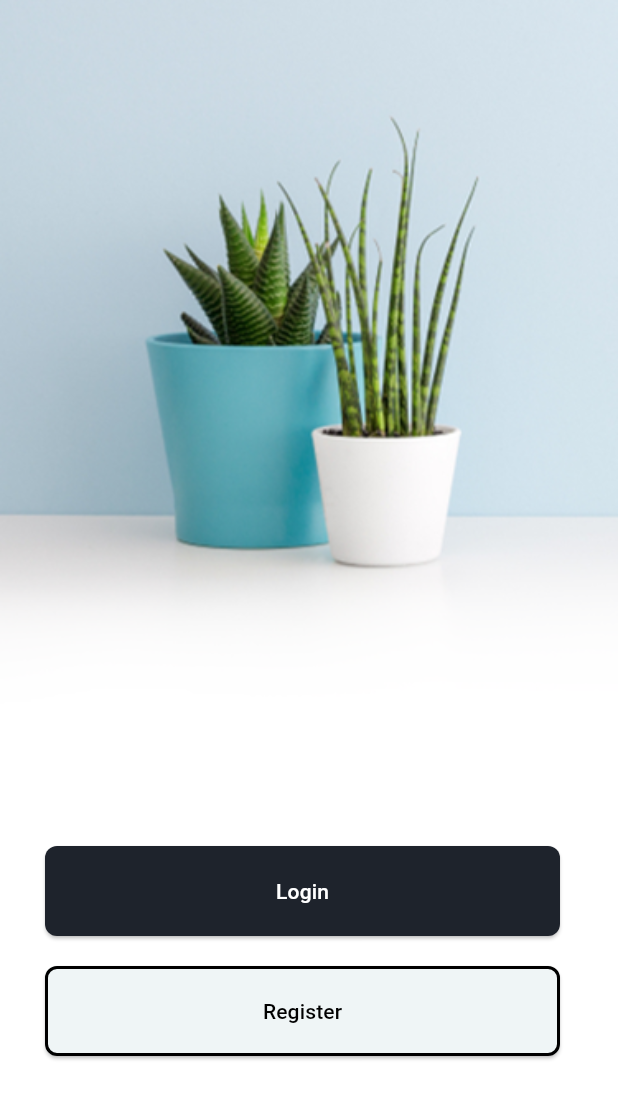
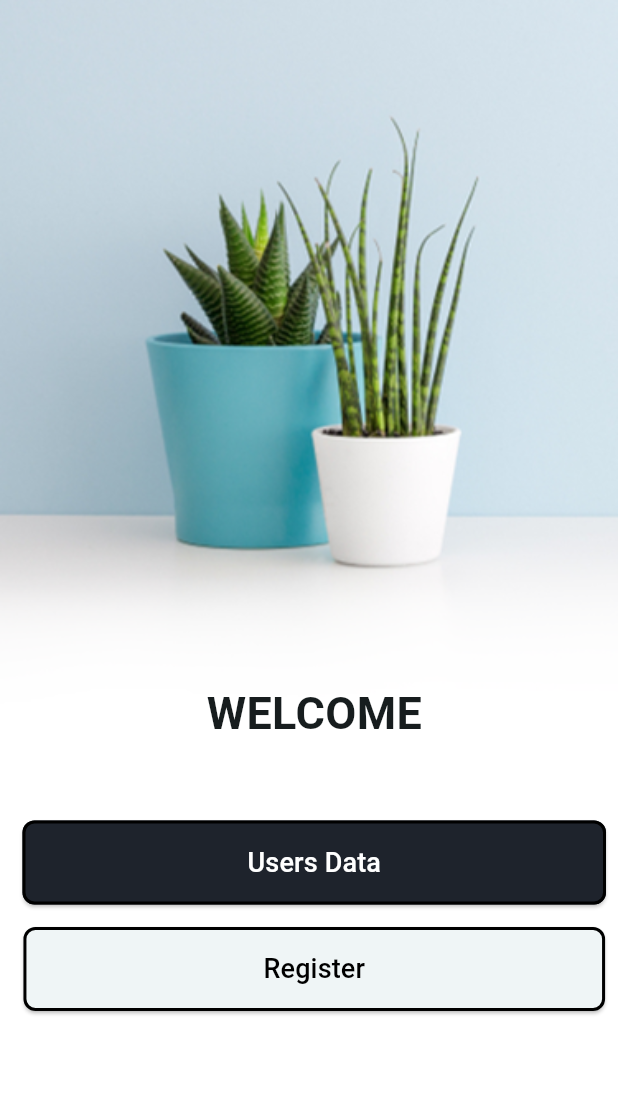
Before and after one commit to Kashish-saxena/demo_application_using_all_dio_requests, a Flutter app: the screen it shows after launch, on a phone screen of 412 x 824 dp. Shown: the top 1099 px of the screen. Run offline on Flutter 3.47's test engine with Material 3 defaults, Android fonts, the phone set to English and light mode, and no system bars; our stand-ins replace dio.

Commit message:
updated3 commit

```diff
--- a/lib/main.dart
+++ b/lib/main.dart
@@ -1,7 +1,5 @@
 import 'package:api_project/screens/home_screen.dart';
-import 'package:api_project/screens/register_screen.dart';
-import 'package:api_project/screens/update_screen.dart';
-import 'package:api_project/screens/user_screen.dart';
+
 import 'package:flutter/material.dart';
 
 void main() {
@@ -15,6 +13,7 @@ class MyApp extends StatelessWidget {
   @override
   Widget build(BuildContext context) {
     return MaterialApp(
+      debugShowCheckedModeBanner: false,
       title: 'Flutter Demo',
       theme: ThemeData(
         colorScheme: ColorScheme.fromSeed(
--- a/lib/screens/home_screen.dart
+++ b/lib/screens/home_screen.dart
@@ -1,4 +1,5 @@
 import 'package:api_project/screens/register_screen.dart';
+import 'package:api_project/screens/user_screen.dart';
 import 'package:flutter/material.dart';
 
 class HomeScreen extends StatefulWidget {
@@ -21,43 +22,62 @@ class _HomeScreenState extends State<HomeScreen> {
               fit: BoxFit.cover,
             ),
             Positioned(
-              bottom: 200,
-              left: 30,
-              width: MediaQuery.of(context).size.width / 1.2,
-              height: 60,
-              child: ElevatedButton(
+              bottom: 150,
+              left: 15,
+              child: Column(
+                crossAxisAlignment: CrossAxisAlignment.center,
+                mainAxisAlignment: MainAxisAlignment.center,
+                children: [
+                  const Text(
+                    "WELCOME",
+                    style: TextStyle(fontSize: 30, fontWeight: FontWeight.w700),
+                  ),
+                  const SizedBox(
+                    height: 50,
+                  ),
+                  ElevatedButton(
                     style: ElevatedButton.styleFrom(
+                      padding: const EdgeInsets.symmetric(
+                          horizontal: 150, vertical: 15),
                       backgroundColor: const Color(0xff1E232C),
                       shape: RoundedRectangleBorder(
-                        borderRadius: BorderRadius.circular(8)),
-                  ),
-                  onPressed: () {},
-                  child: const Text(
-                    "Login",
-                    style: TextStyle(color: Colors.white),
-                  )),
-            ),
-            Positioned(
-              bottom: 120,
-              left: 30,
-              width: MediaQuery.of(context).size.width / 1.2,
-              height: 60,
-              child: ElevatedButton(
-                  style: ElevatedButton.styleFrom(
-                    shape: RoundedRectangleBorder(
-                        side: BorderSide(width: 2),
+                          side: const BorderSide(width: 2),
                           borderRadius: BorderRadius.circular(8)),
                     ),
                     onPressed: () {
                       Navigator.push(
                           context,
                           MaterialPageRoute(
-                            builder: (context) => RegisterScreen()));
+                              builder: (context) => const UserScreen()));
+                    },
+                    child: const Text(
+                      "Users Data",
+                      style: TextStyle(color: Colors.white, fontSize: 18),
+                    ),
+                  ),
+                  const SizedBox(
+                    height: 15,
+                  ),
+                  ElevatedButton(
+                      style: ElevatedButton.styleFrom(
+                        padding: const EdgeInsets.symmetric(
+                            horizontal: 160, vertical: 15),
+                        shape: RoundedRectangleBorder(
+                            side: const BorderSide(width: 2),
+                            borderRadius: BorderRadius.circular(8)),
+                      ),
+                      onPressed: () {
+                        Navigator.push(
+                            context,
+                            MaterialPageRoute(
+                                builder: (context) => const RegisterScreen()));
                       },
                       child: const Text(
                         "Register",
-                    style: TextStyle(color: Colors.black),
+                        style: TextStyle(color: Colors.black, fontSize: 18),
                       )),
+                ],
+              ),
             ),
           ],
         ),
--- a/lib/utils/signup_verification.dart
+++ b/lib/utils/signup_verification.dart
@@ -1,6 +1,6 @@
 class Verification {
   static String? isNameValid(String name) {
-    String pattern = r'^[A-Za-z]+$';
+    String pattern = r'^[A-Za-z\s]{1,}[\.]{0,1}[A-Za-z\s]{0,}$';
     RegExp regExp = RegExp(pattern);
     if (name.isEmpty) {
       return "Enter name";
--- a/lib/widgets/text_form_field.dart
+++ b/lib/widgets/text_form_field.dart
@@ -7,7 +7,6 @@ class TextFormFieldWidget extends StatelessWidget {
     required this.obscureText,
     required this.controller,
     required this.validator,
-
   });
   final FormFieldValidator? validator;
   final String text;
@@ -29,7 +28,6 @@ class TextFormFieldWidget extends StatelessWidget {
         obscureText: obscureText,
         validator: validator,
         autovalidateMode: AutovalidateMode.onUserInteraction,
-
         decoration: InputDecoration(
           border: InputBorder.none,
           hintText: text,
```
Also changed, not shown: lib/screens/register_screen.dart (+18 -14 lines), lib/screens/update_screen.dart (+25 -12 lines), lib/screens/user_screen.dart (+16 -8 lines). Lines whose indentation alone changed are shown as unchanged.
